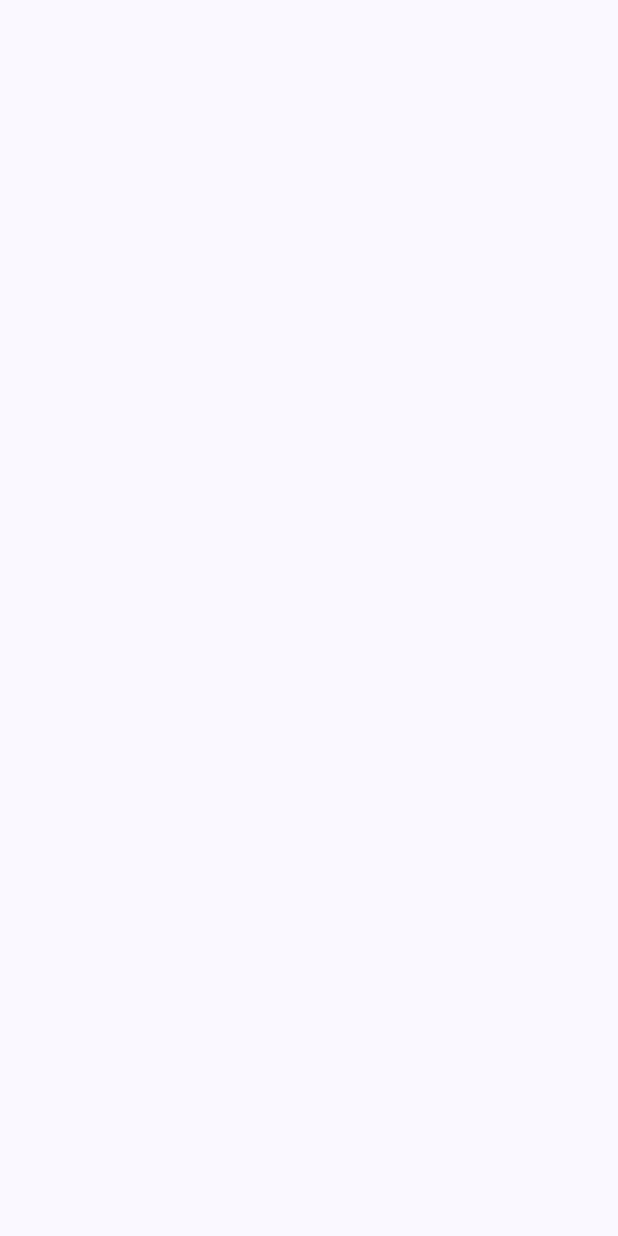
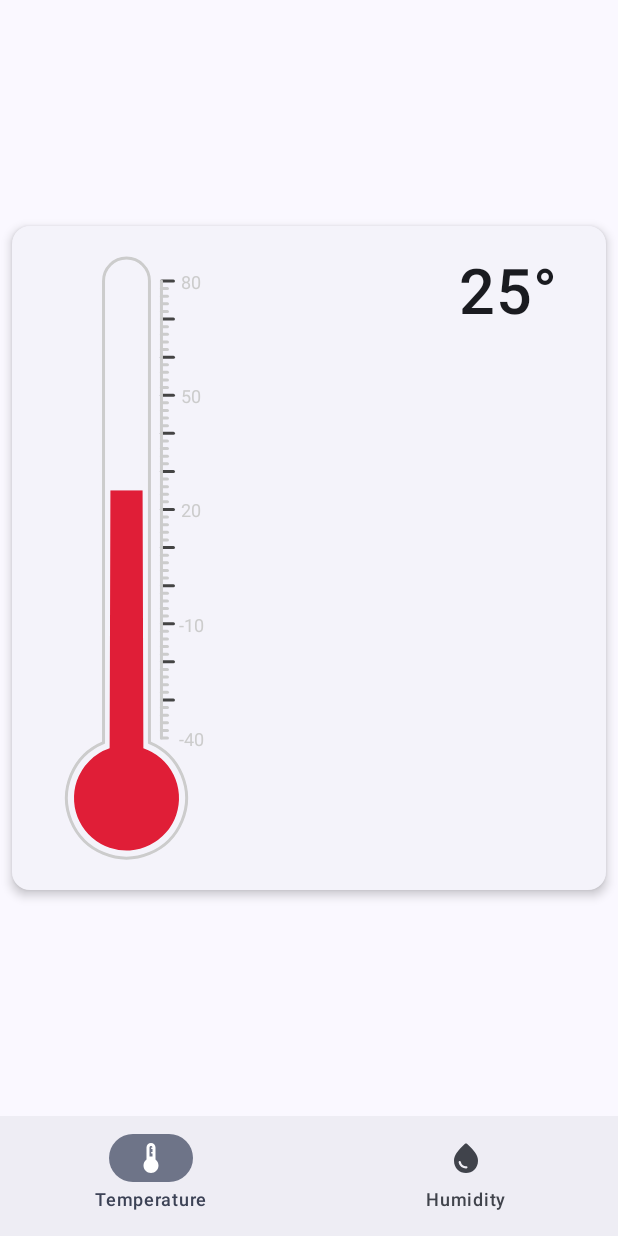
Before and after one commit to Ramink78/Thermometer, an Android app built with Jetpack Compose: the screen it shows after launch (MainActivity), on a phone screen of 412 x 824 dp. Before the commit the screen is empty. Run offline under Robolectric (Android 15) with nearby library versions, the phone set to English and light mode, and no system bars; our stand-ins replace Dagger/Hilt's generated code.

Commit message:
create home screen with to tab (Temperature, Humidity)

```diff
--- a/app/build.gradle.kts
+++ b/app/build.gradle.kts
@@ -42,7 +42,7 @@ android {
         compose = true
     }
     composeOptions {
-        kotlinCompilerExtensionVersion = "1.5.1"
+        kotlinCompilerExtensionVersion = "1.5.10"
     }
     packaging {
         resources {
@@ -52,7 +52,8 @@ android {
 }
 
 dependencies {
-
+    implementation(libs.compoose.nav)
+    implementation(libs.material.icon)
     ksp(libs.hilt.compiler)
     ksp(libs.androidx.room.compiler)
     implementation(libs.hilt.android)
--- a/app/src/main/java/rk/thermometer/ui/MainActivity.kt
+++ b/app/src/main/java/rk/thermometer/ui/MainActivity.kt
@@ -3,24 +3,43 @@ package rk.thermometer.ui
 import android.os.Bundle
 import androidx.activity.ComponentActivity
 import androidx.activity.compose.setContent
+import androidx.compose.foundation.layout.Arrangement
+import androidx.compose.foundation.layout.Column
+import androidx.compose.foundation.layout.Row
 import androidx.compose.foundation.layout.fillMaxSize
+import androidx.compose.material3.Button
 import androidx.compose.material3.MaterialTheme
 import androidx.compose.material3.Surface
+import androidx.compose.material3.Text
+import androidx.compose.runtime.getValue
+import androidx.compose.runtime.mutableIntStateOf
+import androidx.compose.runtime.remember
+import androidx.compose.runtime.setValue
+import androidx.compose.ui.Alignment
 import androidx.compose.ui.Modifier
+import dagger.hilt.android.AndroidEntryPoint
+import rk.thermometer.ui.component.TemperatureMeter
+import rk.thermometer.ui.home.ThermometerApp
 import rk.thermometer.ui.theme.ThermometerTheme
 
+@AndroidEntryPoint
 class MainActivity : ComponentActivity() {
     override fun onCreate(savedInstanceState: Bundle?) {
         super.onCreate(savedInstanceState)
         setContent {
+
             ThermometerTheme {
                 // A surface container using the 'background' color from the theme
                 Surface(
                     modifier = Modifier.fillMaxSize(),
+
                     color = MaterialTheme.colorScheme.background
                 ) {
+                  ThermometerApp()
                 }
             }
         }
     }
+
+
 }
--- a/app/src/main/java/rk/thermometer/ui/component/TemperatureMeter.kt
+++ b/app/src/main/java/rk/thermometer/ui/component/TemperatureMeter.kt
@@ -125,7 +125,7 @@ fun DrawScope.drawFillPath(
         outlinePath
     ) {
         drawRect(
-            color = Color.Red,
+            color = Color(0xffe01e37),
             topLeft = top
         )
     }
--- /dev/null
+++ b/app/src/main/java/rk/thermometer/ui/home/Thermometer.kt
@@ -0,0 +1,121 @@
+package rk.thermometer.ui.home
+
+import androidx.compose.foundation.layout.fillMaxSize
+import androidx.compose.foundation.layout.padding
+import androidx.compose.material.icons.Icons
+import androidx.compose.material.icons.rounded.Thermostat
+import androidx.compose.material.icons.rounded.WaterDrop
+import androidx.compose.material3.Icon
+import androidx.compose.material3.NavigationBar
+import androidx.compose.material3.NavigationBarItem
+import androidx.compose.material3.Scaffold
+import androidx.compose.material3.Text
+import androidx.compose.runtime.Composable
+import androidx.compose.runtime.getValue
+import androidx.compose.runtime.mutableStateOf
+import androidx.compose.runtime.remember
+import androidx.compose.runtime.setValue
+import androidx.compose.ui.Modifier
+import androidx.compose.ui.res.stringResource
+import androidx.compose.ui.tooling.preview.Preview
+import androidx.navigation.compose.NavHost
+import androidx.navigation.compose.composable
+import androidx.navigation.compose.rememberNavController
+import rk.thermometer.R
+import rk.thermometer.ui.humidity.HumidityScreen
+import rk.thermometer.ui.temperature.TemperatureScreen
+import rk.thermometer.ui.theme.ThermometerTheme
+
+const val TEMPERATURE_SCREEN = "Temperature"
+const val HUMIDITY_SCREEN = "Humidity"
+
+@Composable
+fun ThermometerApp() {
+    val navController = rememberNavController()
+    var currentDest by remember {
+        mutableStateOf(TEMPERATURE_SCREEN)
+    }
+    Scaffold(
+        bottomBar = {
+            BottomBar(
+                onHumiditySelected = {
+                    navController.navigate(HUMIDITY_SCREEN)
+                    currentDest= HUMIDITY_SCREEN
+                },
+                onTemperatureSelected = {
+                    navController.navigate(TEMPERATURE_SCREEN)
+                    currentDest= TEMPERATURE_SCREEN
+
+                },
+                currentDest = currentDest
+            )
+        }
+    ) { paddingValues ->
+        NavHost(
+            modifier = Modifier.padding(paddingValues),
+            navController = navController,
+            startDestination = TEMPERATURE_SCREEN
+        ) {
+            composable(TEMPERATURE_SCREEN) {
+                TemperatureScreen(
+                    modifier = Modifier.fillMaxSize()
+                )
+
+            }
+            composable(HUMIDITY_SCREEN) {
+                HumidityScreen(
+                    modifier = Modifier.fillMaxSize()
+                )
+            }
+
+        }
+
+    }
+}
+
+@Composable
+fun BottomBar(
+    onTemperatureSelected: () -> Unit = {},
+    onHumiditySelected: () -> Unit = {},
+    currentDest: String
+) {
+    NavigationBar {
+        NavigationBarItem(
+            selected = currentDest == TEMPERATURE_SCREEN,
+            onClick = onTemperatureSelected,
+            icon = {
+                Icon(
+                    imageVector = Icons.Rounded.Thermostat,
+                    contentDescription = stringResource(R.string.temperature)
+                )
+            },
+            label = {
+                Text(text = stringResource(R.string.temperature))
+            }
+        )
+        NavigationBarItem(
+            selected = currentDest == HUMIDITY_SCREEN,
+            onClick = onHumiditySelected,
+            icon = {
+                Icon(
+                    imageVector = Icons.Rounded.WaterDrop,
+                    contentDescription = stringResource(R.string.humidity)
+                )
+            },
+            label = {
+                Text(text = stringResource(R.string.humidity))
+            }
+        )
+    }
+
+
+}
+
+@Preview
+@Composable
+private fun BottomBarPreview() {
+    ThermometerTheme(darkTheme = true) {
+        ThermometerApp()
+
+    }
+}
--- /dev/null
+++ b/app/src/main/java/rk/thermometer/ui/temperature/TemperatureScreen.kt
@@ -0,0 +1,59 @@
+package rk.thermometer.ui.temperature
+
+import androidx.compose.foundation.layout.Arrangement
+import androidx.compose.foundation.layout.Column
+import androidx.compose.foundation.layout.Row
+import androidx.compose.foundation.layout.fillMaxWidth
+import androidx.compose.foundation.layout.padding
+import androidx.compose.foundation.layout.wrapContentHeight
+import androidx.compose.foundation.shape.RoundedCornerShape
+import androidx.compose.material3.Card
+import androidx.compose.material3.CardDefaults
+import androidx.compose.material3.MaterialTheme
+import androidx.compose.material3.Text
+import androidx.compose.runtime.Composable
+import androidx.compose.ui.Alignment
+import androidx.compose.ui.Modifier
+import androidx.compose.ui.text.font.FontWeight
+import androidx.compose.ui.unit.dp
+import androidx.compose.ui.unit.sp
+import rk.thermometer.ui.component.TemperatureMeter
+
+@Composable
+fun TemperatureScreen(modifier: Modifier) {
+    val currentTemperature = 25
+    val bgShape = RoundedCornerShape(12.dp)
+
+    Column(
+        modifier = modifier,
+        verticalArrangement = Arrangement.Center,
+        horizontalAlignment = Alignment.CenterHorizontally
+    ) {
+        Card(
+            elevation = CardDefaults.cardElevation(defaultElevation = 4.dp),
+            modifier = Modifier.padding(8.dp),
+            colors = CardDefaults.cardColors(containerColor = MaterialTheme.colorScheme.surfaceContainerLow)
+        ) {
+            Row(
+                modifier = Modifier
+                    .fillMaxWidth()
+                    .wrapContentHeight()
+                    .padding(vertical = 20.dp),
+                horizontalArrangement = Arrangement.SpaceBetween
+            ) {
+                TemperatureMeter(
+                    temperature = currentTemperature
+                )
+                Text(
+                    modifier = Modifier.padding(end = 32.dp),
+                    text = "$currentTemperature°",
+                    fontWeight = FontWeight.SemiBold,
+                    fontSize = 42.sp,
+                )
+            }
+        }
+
+
+    }
+
+}
--- a/app/src/main/res/values/strings.xml
+++ b/app/src/main/res/values/strings.xml
@@ -1,3 +1,5 @@
 <resources>
     <string name="app_name">Thermometer</string>
+    <string name="temperature">Temperature</string>
+    <string name="humidity">Humidity</string>
 </resources>
--- a/gradle/libs.versions.toml
+++ b/gradle/libs.versions.toml
@@ -1,6 +1,8 @@
 [versions]
 #Dependecies
 compose-bom = "2024.02.02"
+compose-nav="2.7.1"
+material-icon = "1.6.4"
 activity-compose = "1.8.2"
 androidx-core-ktx = "1.12.0"
 androidx-junit = "1.1.5"
@@ -20,6 +22,7 @@ ksp = "1.9.10-1.0.13"
 
 [libraries]
 compoose-bom = { group = "androidx.compose", name = "compose-bom", version.ref = "compose-bom" }
+compoose-nav = { module = "androidx.navigation:navigation-compose",version.ref = "compose-nav" }
 ui = { group = "androidx.compose.ui", name = "ui" }
 ui-graphics = { group = "androidx.compose.ui", name = "ui-graphics" }
 ui-tooling = { group = "androidx.compose.ui", name = "ui-tooling" }
@@ -27,6 +30,7 @@ ui-tooling-preview = { group = "androidx.compose.ui", name = "ui-tooling-preview
 ui-test-manifest = { group = "androidx.compose.ui", name = "ui-test-manifest" }
 ui-test-junit4 = { group = "androidx.compose.ui", name = "ui-test-junit4" }
 material3 = { group = "androidx.compose.material3", name = "material3" }
+material-icon = { module = "androidx.compose.material:material-icons-extended", version.ref = "material-icon" }
 androidx-activity-compose = { module = "androidx.activity:activity-compose", version.ref = "activity-compose" }
 androidx-activity-ktx = { module = "androidx.activity:activity-ktx", version.ref = "activity-compose" }
 androidx-core-ktx = { module = "androidx.core:core-ktx", version.ref = "androidx-core-ktx" }
```
Also changed, not shown: app/src/main/java/rk/thermometer/ui/component/HumidityMeter.kt (+26 -11 lines), app/src/main/java/rk/thermometer/ui/humidity/HumidityScreen.kt (added, +56 -0 lines).
